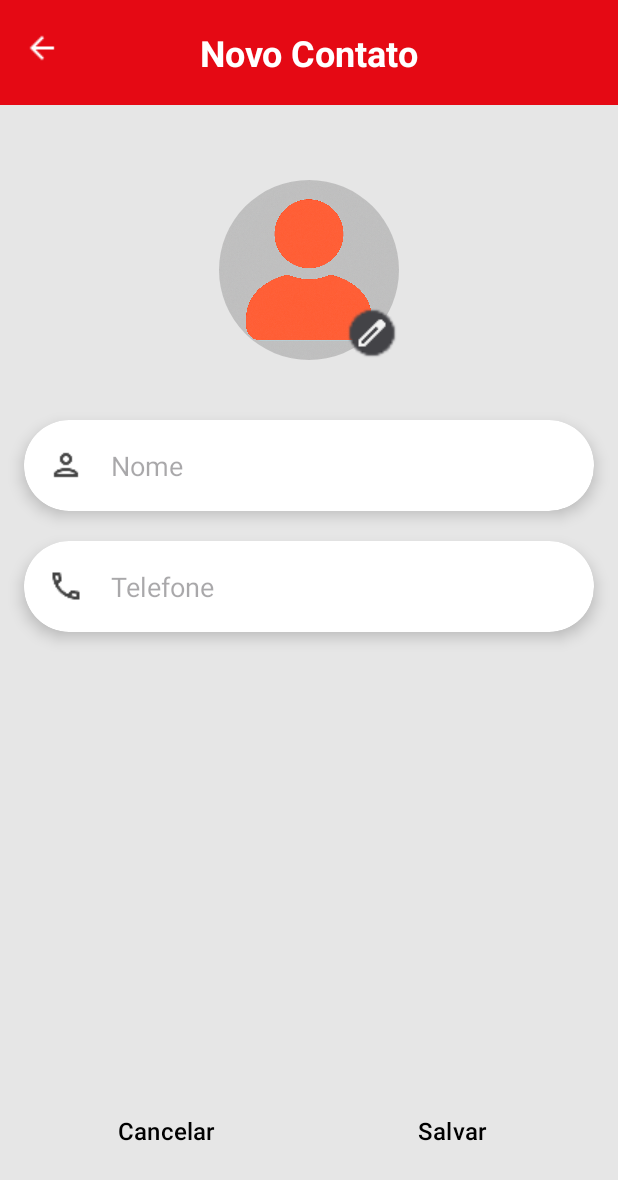
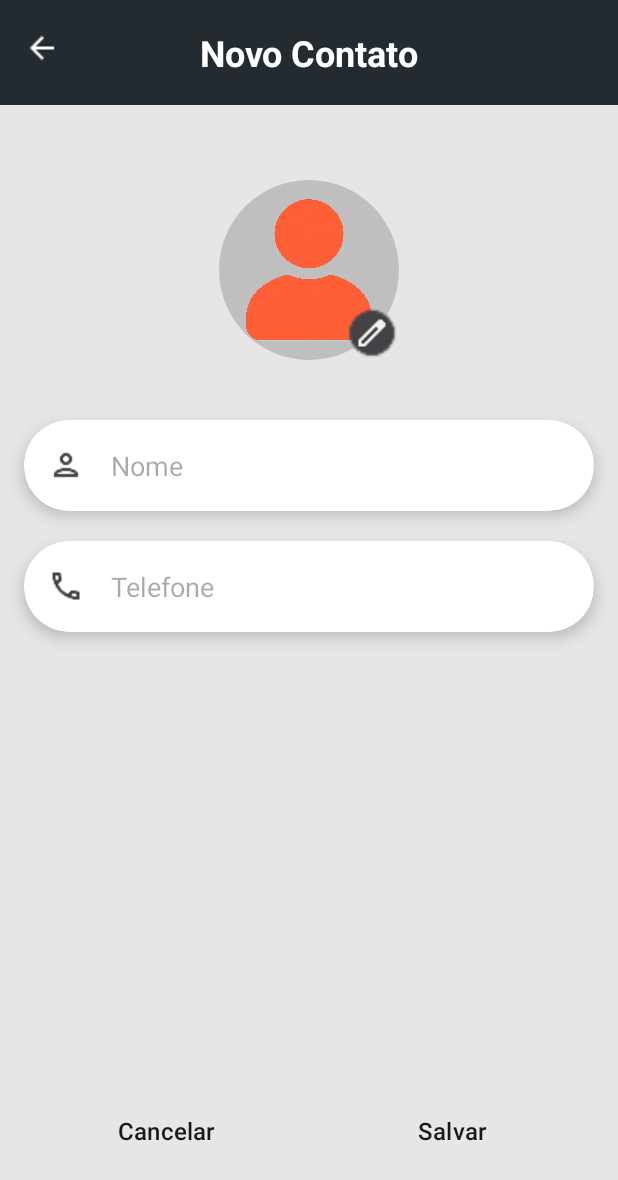
Before and after one commit to WellingtonHSL/App-Contatos, an Android app: the screen it shows after launch (AddContactActivity), after a tap on an icon or button, on a phone screen of 412 x 824 dp. Shown: the top 1180 px of the screen. Run offline under Robolectric (Android 15) with nearby library versions, the phone set to English and light mode, and no system bars; our stand-ins replace Room's generated code.

Commit message:
style(dark theme): Adicionei o Dark mode e reestilizei as cores do App.

```diff
--- a/app/src/main/java/com/wellingtonhenrique/contatos/MainActivity.kt
+++ b/app/src/main/java/com/wellingtonhenrique/contatos/MainActivity.kt
@@ -28,7 +28,7 @@ class MainActivity : AppCompatActivity() {
         enableEdgeToEdge()
         setContentView(R.layout.activity_main)
 
-        window.statusBarColor = getColor(R.color.red_dark)
+        window.statusBarColor = getColor(R.color.black)
         WindowInsetsControllerCompat(window, window.decorView).isAppearanceLightStatusBars = false
 
         ViewCompat.setOnApplyWindowInsetsListener(findViewById(R.id.main)) { v, insets ->
--- a/app/src/main/java/com/wellingtonhenrique/contatos/ui/AddContactActivity.kt
+++ b/app/src/main/java/com/wellingtonhenrique/contatos/ui/AddContactActivity.kt
@@ -44,7 +44,7 @@ class AddContactActivity : AppCompatActivity() {
         setSupportActionBar(findViewById(R.id.toolbar_add))
 
 
-        window.statusBarColor = getColor(R.color.red_dark)
+        window.statusBarColor = getColor(R.color.black)
         WindowInsetsControllerCompat(window, window.decorView).isAppearanceLightStatusBars = false
 
         ViewCompat.setOnApplyWindowInsetsListener(findViewById(R.id.add_contact)) { v, insets ->
--- a/app/src/main/java/com/wellingtonhenrique/contatos/ui/DetailContactActivity.kt
+++ b/app/src/main/java/com/wellingtonhenrique/contatos/ui/DetailContactActivity.kt
@@ -36,7 +36,7 @@ class DetailContactActivity : AppCompatActivity() {
         setContentView(R.layout.activity_detail_contact)
         setSupportActionBar(findViewById(R.id.toolbar_detail))
 
-        window.statusBarColor = getColor(R.color.red_dark)
+        window.statusBarColor = getColor(R.color.black)
         WindowInsetsControllerCompat(window, window.decorView).isAppearanceLightStatusBars = false
 
         ViewCompat.setOnApplyWindowInsetsListener(findViewById(R.id.detail_contact)) { v, insets ->
--- a/app/src/main/java/com/wellingtonhenrique/contatos/ui/SplashActivity.kt
+++ b/app/src/main/java/com/wellingtonhenrique/contatos/ui/SplashActivity.kt
@@ -18,7 +18,7 @@ class SplashActivity : AppCompatActivity() {
         enableEdgeToEdge()
         setContentView(R.layout.activity_splash)
 
-        window.statusBarColor = getColor(R.color.red_dark)
+        window.statusBarColor = getColor(R.color.black)
         WindowInsetsControllerCompat(window, window.decorView).isAppearanceLightStatusBars = false
 
         ViewCompat.setOnApplyWindowInsetsListener(findViewById(R.id.splash)) { v, insets ->
--- a/app/src/main/res/layout/activity_add_contact.xml
+++ b/app/src/main/res/layout/activity_add_contact.xml
@@ -145,7 +145,6 @@
             android:layout_height="wrap_content"
             android:layout_weight="1"
             android:text="Cancelar"
-            android:textColor="@color/black"
             android:textSize="16sp"
             android:background="@android:color/transparent" />
 
@@ -155,7 +154,6 @@
             android:layout_height="wrap_content"
             android:layout_weight="1"
             android:text="Salvar"
-            android:textColor="@color/black"
             android:textSize="16sp"
             android:background="@android:color/transparent" />
     </LinearLayout>
--- a/app/src/main/res/layout/activity_detail_contact.xml
+++ b/app/src/main/res/layout/activity_detail_contact.xml
@@ -145,7 +145,6 @@
             android:layout_height="wrap_content"
             android:layout_weight="1"
             android:text="Excluir"
-            android:textColor="@color/black"
             android:textSize="16sp"
             android:background="@android:color/transparent" />
 
@@ -155,7 +154,6 @@
             android:layout_height="wrap_content"
             android:layout_weight="1"
             android:text="Editar"
-            android:textColor="@color/black"
             android:textSize="16sp"
             android:background="@android:color/transparent" />
     </LinearLayout>
--- a/app/src/main/res/layout/activity_splash.xml
+++ b/app/src/main/res/layout/activity_splash.xml
@@ -7,11 +7,12 @@
     android:layout_height="match_parent"
     android:orientation="vertical"
     android:gravity="center"
+    android:background="@color/white"
     tools:context=".ui.SplashActivity">
 
     <ImageView
-        android:layout_width="240dp"
-        android:layout_height="240dp"
+        android:layout_width="380dp"
+        android:layout_height="380dp"
         android:src="@drawable/logo_contato"
 
         />
--- a/app/src/main/res/values-night/themes.xml
+++ b/app/src/main/res/values-night/themes.xml
@@ -1,7 +1,17 @@
 <resources xmlns:tools="http://schemas.android.com/tools">
     <!-- Base application theme. -->
     <style name="Base.Theme.Contatos" parent="Theme.Material3.DayNight.NoActionBar">
-        <!-- Customize your dark theme here. -->
-        <!-- <item name="colorPrimary">@color/my_dark_primary</item> -->
+        <!--  Primary brand color.  -->
+        <item name="colorPrimary">@color/gray_600</item>
+        <item name="colorPrimaryVariant">@color/black</item>
+        <item name="colorOnPrimary">@color/white</item>
+
+        <!-- Fundo -->
+        <item name="android:colorBackground">@color/dark_colorBackground</item>
+
+        <!-- Navegação e status para edge to edge -->
+        <item name="android:windowDrawsSystemBarBackgrounds">true</item>
+        <item name="android:statusBarColor">@color/black</item>
+        <item name="android:navigationBarColor">@color/black</item>
     </style>
 </resources>
--- a/app/src/main/res/values/colors.xml
+++ b/app/src/main/res/values/colors.xml
@@ -2,12 +2,11 @@
 <resources>
 
     <!-- Cores principais -->
-    <color name="red_light">#E50914</color>
-    <color name="red_dark">#B20710</color>
+    <color name="gray_600">#232B31</color>
     <color name="white">#FFFFFF</color>
-    <color name="black">#FF000000</color>
+    <color name="black">#141A1D</color>
 
     <!-- Cores customizadas -->
     <color name="light_colorBackground">#E6E6E6</color>
-    <color name="dark_colorBackground">#333333</color>
+    <color name="dark_colorBackground">#424950</color>
 </resources>
--- a/app/src/main/res/values/themes.xml
+++ b/app/src/main/res/values/themes.xml
@@ -2,17 +2,17 @@
     <!-- Base application theme. -->
     <style name="Base.Theme.Contatos" parent="Theme.Material3.DayNight.NoActionBar">
         <!--  Primary brand color.  -->
-        <item name="colorPrimary">@color/red_light</item>
-        <item name="colorPrimaryVariant">@color/red_dark</item>
-        <item name="colorOnPrimary">@color/white</item>
+        <item name="colorPrimary">@color/gray_600</item>
+        <item name="colorPrimaryVariant">@color/black</item>
+        <item name="colorOnPrimary">@color/black</item>
 
         <!-- Fundo -->
         <item name="android:colorBackground">@color/light_colorBackground</item>
 
         <!-- Navegação e status para edge to edge -->
         <item name="android:windowDrawsSystemBarBackgrounds">true</item>
-        <item name="android:statusBarColor">@color/red_dark</item>
-        <item name="android:navigationBarColor">@color/red_dark</item>
+        <item name="android:statusBarColor">@color/black</item>
+        <item name="android:navigationBarColor">@color/black</item>
     </style>
 
     <style name="Theme.Contatos" parent="Base.Theme.Contatos" />
```
Also changed, not shown: app/src/main/res/drawable/logo_contato.png.
